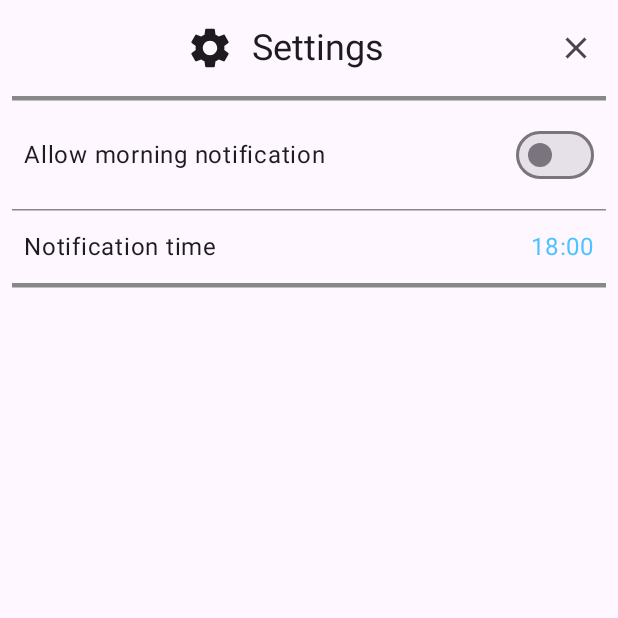
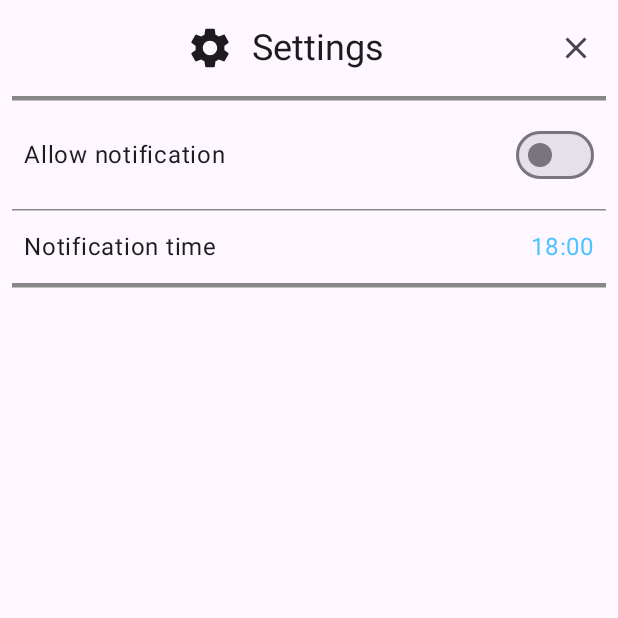
Before and after one commit to mrbachorecz/noalcoholchallange, an Android app built with Jetpack Compose: the SettingsActivity screen opened directly, with no data from a screen before it, on a phone screen of 412 x 824 dp, the top half of it. Run offline under Robolectric (Android 15) with nearby library versions, the phone set to English and light mode, and no system bars.

Commit message:
fix allow notification text

```diff
--- a/app/src/main/java/com/mrbachorecz/noalcohol/settings/SettingsScreen.kt
+++ b/app/src/main/java/com/mrbachorecz/noalcohol/settings/SettingsScreen.kt
@@ -85,7 +85,7 @@ fun SettingsScreen(
                 verticalAlignment = Alignment.CenterVertically
             ) {
                 Text(
-                    text = "Allow morning notification",
+                    text = "Allow notification",
                     modifier = Modifier.weight(1f),
                     color = MaterialTheme.colorScheme.onBackground
                 )
```
